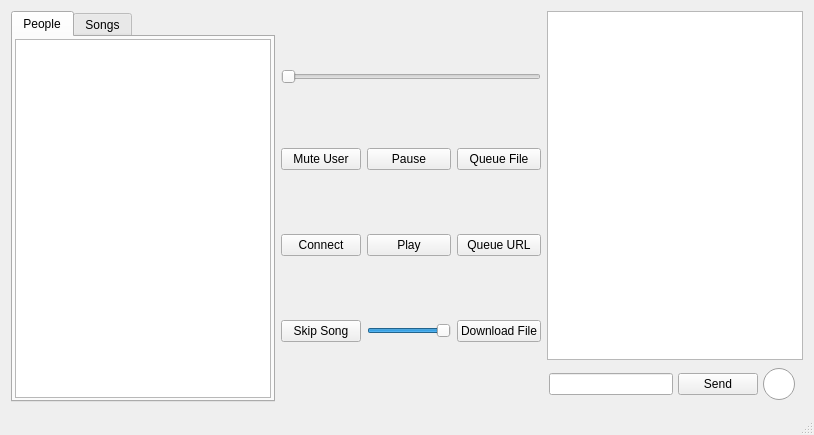
Above: Source/client/mainwindow.ui from FrostByten/Comm-Audio before the change. Below: the same form after it.
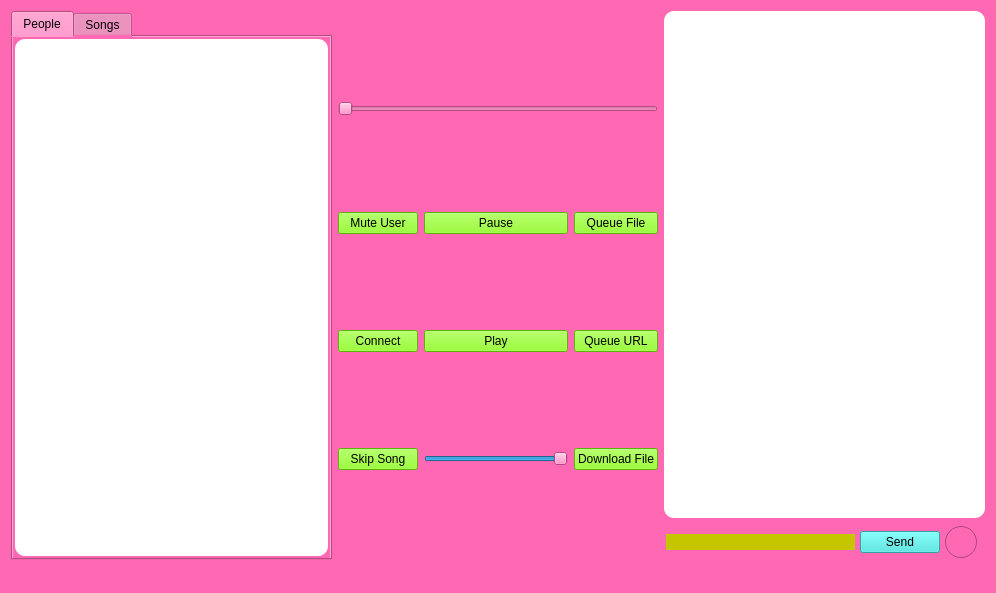
That is the form after the change. The open tabs and pages were chosen to show the change. Icons and pictures are not drawn.

Commit message: Added some dope-ass background and colours.

Patch:
```diff
--- a/Source/client/mainwindow.ui
+++ b/Source/client/mainwindow.ui
@@ -6,8 +6,8 @@
    <rect>
     <x>0</x>
     <y>0</y>
-    <width>814</width>
-    <height>435</height>
+    <width>996</width>
+    <height>593</height>
    </rect>
   </property>
   <property name="sizePolicy">
@@ -22,6 +22,9 @@
   <property name="windowOpacity">
    <double>1.000000000000000</double>
   </property>
+  <property name="styleSheet">
+   <string notr="true">background-color:#FF69B4;</string>
+  </property>
   <widget class="QWidget" name="centralWidget">
    <property name="sizePolicy">
     <sizepolicy hsizetype="MinimumExpanding" vsizetype="MinimumExpanding">
@@ -38,7 +41,12 @@
       <item row="0" column="3">
        <layout class="QVBoxLayout" name="ChatLayout" stretch="1,0">
         <item>
-         <widget class="QListView" name="chat"/>
+         <widget class="QListView" name="chat">
+          <property name="styleSheet">
+           <string notr="true">border-radius:10%;
+background-color:white;</string>
+          </property>
+         </widget>
         </item>
         <item>
          <layout class="QHBoxLayout" name="horizontalLayout" stretch="0,0,0">
@@ -49,10 +57,18 @@
            <number>2</number>
           </property>
           <item>
-           <widget class="QLineEdit" name="lineEdit"/>
+           <widget class="QLineEdit" name="lineEdit">
+            <property name="styleSheet">
+             <string notr="true">border-radius:10%;
+background-color:rgb(197, 197, 0)</string>
+            </property>
+           </widget>
           </item>
           <item>
            <widget class="QPushButton" name="sendButton">
+            <property name="styleSheet">
+             <string notr="true">background-color:rgb(58, 232, 227)</string>
+            </property>
             <property name="text">
              <string>Send</string>
             </property>
@@ -96,6 +112,9 @@
         </property>
         <item row="3" column="2">
          <widget class="QPushButton" name="select_URL_Btn">
+          <property name="styleSheet">
+           <string notr="true">background-color:#7CFC00;</string>
+          </property>
           <property name="text">
            <string>Queue URL</string>
           </property>
@@ -103,6 +122,9 @@
         </item>
         <item row="3" column="0">
          <widget class="QPushButton" name="connect_Btn">
+          <property name="styleSheet">
+           <string notr="true">background-color:#7CFC00;</string>
+          </property>
           <property name="text">
            <string>Connect</string>
           </property>
@@ -110,6 +132,9 @@
         </item>
         <item row="3" column="1">
          <widget class="QPushButton" name="play_Btn">
+          <property name="styleSheet">
+           <string notr="true">background-color:#7CFC00;</string>
+          </property>
           <property name="text">
            <string>Play</string>
           </property>
@@ -117,6 +142,9 @@
         </item>
         <item row="6" column="2">
          <widget class="QPushButton" name="download_Btn">
+          <property name="styleSheet">
+           <string notr="true">background-color:#7CFC00;</string>
+          </property>
           <property name="text">
            <string>Download File</string>
           </property>
@@ -124,6 +152,9 @@
         </item>
         <item row="2" column="1">
          <widget class="QPushButton" name="pause_Btn">
+          <property name="styleSheet">
+           <string notr="true">background-color:#7CFC00;</string>
+          </property>
           <property name="text">
            <string>Pause</string>
           </property>
@@ -144,6 +175,9 @@
         </item>
         <item row="2" column="0">
          <widget class="QPushButton" name="mute_Btn">
+          <property name="styleSheet">
+           <string notr="true">background-color:#7CFC00;</string>
+          </property>
           <property name="text">
            <string>Mute User</string>
           </property>
@@ -151,6 +185,9 @@
         </item>
         <item row="2" column="2">
          <widget class="QPushButton" name="select_file_Btn">
+          <property name="styleSheet">
+           <string notr="true">background-color:#7CFC00;</string>
+          </property>
           <property name="text">
            <string>Queue File</string>
           </property>
@@ -158,6 +195,9 @@
         </item>
         <item row="6" column="0">
          <widget class="QPushButton" name="skip_for_Btn">
+          <property name="styleSheet">
+           <string notr="true">background-color:#7CFC00;</string>
+          </property>
           <property name="text">
            <string>Skip Song</string>
           </property>
@@ -208,6 +248,10 @@
               <verstretch>0</verstretch>
              </sizepolicy>
             </property>
+            <property name="styleSheet">
+             <string notr="true">border-radius:10%;
+background-color:white;</string>
+            </property>
            </widget>
           </item>
          </layout>
```
Left out of the diff: 44 changed lines with no effect on the pictures. The commit also changes 8 other files.
